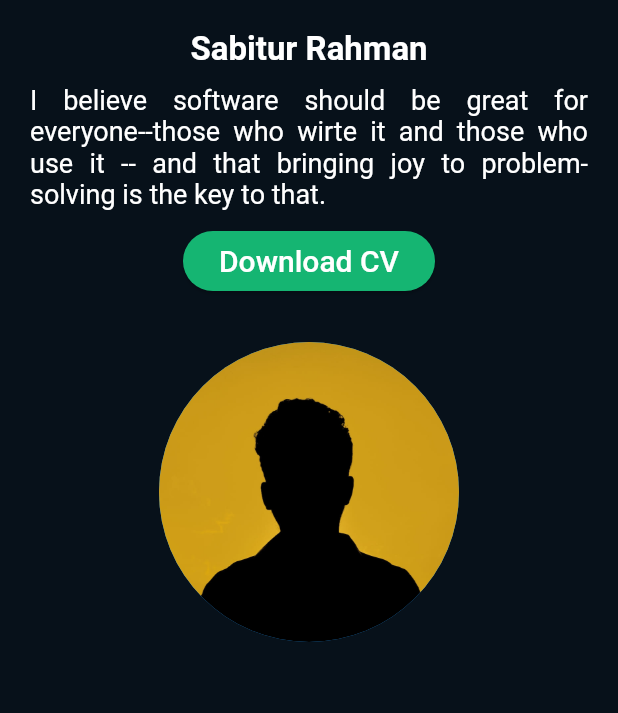
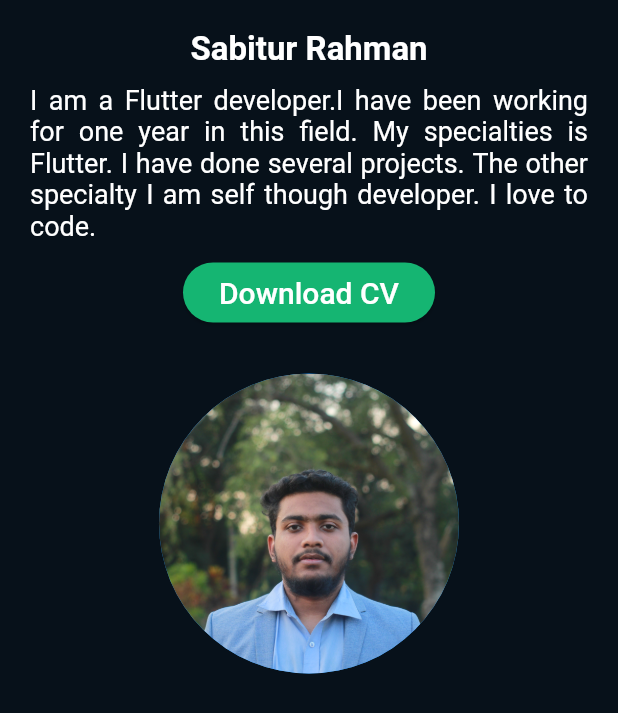
Before and after one commit to RootHex200/Flutter_web, a Flutter app: the About widget shown alone on an empty page, opened directly, on a phone screen of 412 x 824 dp. Shown: the top 713 px of the screen. Run offline on Flutter 3.47's test engine with Material 2 defaults, Android fonts, the phone set to English and light mode, and no system bars; drawn by our look-alikes of auto_size_text; our stand-ins replace google_fonts, url_strategy; missing offline and left inert: dart:html.

Commit message:
add new project

```diff
--- a/lib/main.dart
+++ b/lib/main.dart
@@ -26,8 +26,8 @@ class MyApp extends StatelessWidget {
       // home: Home_page(),
       initialRoute: "/",
       routes: {
-        "/": (context) => Home_page(),
-        "/project": (context) => Project_part()
+        "/": (context) =>const  Home_page(),
+        "/project": (context) =>const  Project_part()
       },
     );
   }
--- a/lib/utils/const.dart
+++ b/lib/utils/const.dart
@@ -12,14 +12,14 @@ List open_link = [
   "https://github.com/RootHex200?tab=repositories",
   "https://www.linkedin.com/in/roothex200/",
   "sabiturrahman60@gmail.com"
-
-
 ];
 String about_title =
     "Sabitur Rahman"; //"I'm a developer aiming to build things that spark joy";
 
-String about_details =
-    "I believe software should be great for everyone--those who wirte it and those who use it -- and that bringing joy to problem-solving is the key to that.";
+//String about_details2 =
+    //"I believe software should be great for everyone--those who wirte it and those who use it -- and that bringing joy to problem-solving is the key to that.";
+
+String about_details = "I am a Flutter developer.I have been working for one year in this field. My specialties is Flutter. I have done several projects. The other specialty I am self though developer. I love to code.";
 
 String project = "Projects";
 
@@ -31,7 +31,7 @@ String project_title2 =
 String personal_webiste = "Personal Website";
 
 String personal_website_descr =
-    "The website you're seeing right now.Designed to be pretty ,simple,and lightwight.";
+    "The website you're seeing right now.Designed to be pretty ,simple,and lightwight.It was made with Flutter";
 
 String food = "Food Station";
 
@@ -43,9 +43,9 @@ String task = "Task Manager";
 String task_details =
     "Task Manager is android version app that save task and help to complete work easily.The app was made with Flutter as a Frontend Technology and Node js as a Backend Technology.";
 
-String wallpaper = "Wallpaper Station";
-String wallpaper_details =
-    "Wallpaper is andorid version app.This app help to get wallpaper easily.The app was made with Flutter as frontend technology and node js as a Backend Technology.";
+String reminder = "Reminder";
+String reminder_details =
+    "Reminder is android version app that save task and help to updated daily activities easily.The app was made with Flutter as a Frontend Technology.";
 
 String front_end =
     "My Specialty is Front-End Design. I design responsive websites and mobile apps. My Core Technology is Flutter";
--- a/lib/view/about/about.dart
+++ b/lib/view/about/about.dart
@@ -1,12 +1,10 @@
 import 'package:auto_size_text/auto_size_text.dart';
-import 'package:flutter/cupertino.dart';
 import 'package:flutter/material.dart';
-import 'package:flutter/src/foundation/key.dart';
-import 'package:flutter/src/widgets/framework.dart';
 import 'package:sabitur_portfolio/model/responsive.dart';
 import 'package:sabitur_portfolio/utils/colors.dart';
 import 'package:sabitur_portfolio/utils/const.dart';
 import 'dart:html' as html;
+
 class About extends StatelessWidget {
   const About({Key? key}) : super(key: key);
 
@@ -17,7 +15,6 @@ class About extends StatelessWidget {
         web: web_part(context),
         tablet: web_part(context));
   }
-
 
   Widget web_part(context) {
     return Container(
@@ -43,7 +40,7 @@ class About extends StatelessWidget {
               const SizedBox(
                 height: 10,
               ),
-              Container(
+              SizedBox(
                 width: 430,
                 child: AutoSizeText(
                   about_details,
@@ -51,20 +48,19 @@ class About extends StatelessWidget {
                   style: const TextStyle(color: Colors.white, fontSize: 18),
                 ),
               ),
-              SizedBox(
+              const SizedBox(
                 height: 20,
               ),
               cv_dowload()
             ],
           ),
-          SizedBox(
+          const SizedBox(
             width: 20,
           ),
-          CircleAvatar(
+          const CircleAvatar(
             radius: 100,
-            backgroundImage: AssetImage("assets/images/sabitur.jpg"),
+            backgroundImage: AssetImage("assets/images/sabitur.png"),
           ),
-
         ],
       ),
     );
@@ -85,7 +81,7 @@ class About extends StatelessWidget {
           const SizedBox(
             height: 10,
           ),
-          Container(
+          SizedBox(
             width: 430,
             child: AutoSizeText(
               about_details,
@@ -104,10 +100,9 @@ class About extends StatelessWidget {
             alignment: Alignment.center,
             child: CircleAvatar(
               radius: 100,
-              backgroundImage: AssetImage("assets/images/sabitur.jpg"),
+              backgroundImage: AssetImage("assets/images/sabitur.png"),
             ),
           )
-
         ],
       ),
     );
@@ -116,13 +111,15 @@ class About extends StatelessWidget {
   Widget cv_dowload() {
     return ElevatedButton(
         onPressed: () {
-          html.window.open("https://drive.google.com/file/d/1euJthlZB9TS5bONNx1dZNWGPdU-DfNLc/view?usp=sharing", 'new tab');
+          html.window.open(
+              "https://drive.google.com/file/d/1Rt1D9ieCZpfgmichRuK0BLNUwyTyywh8/view?usp=share_link",
+              'new tab');
         },
         style: ButtonStyle(
             backgroundColor: MaterialStateProperty.all(Appcolor.primary)),
-        child: Text(
+        child: const Text(
           "Download CV",
-          style: TextStyle(color: Colors.white,fontSize: 20),
+          style: TextStyle(color: Colors.white, fontSize: 20),
         ));
   }
 }
--- a/lib/view/homepage/home_page.dart
+++ b/lib/view/homepage/home_page.dart
@@ -31,7 +31,8 @@ class Home_page extends StatelessWidget {
           SizedBox(height: 50,),
           Divider(color: Colors.white,thickness: 1,),
 
-          Footer()
+          Footer(),
+          SizedBox(height: 30,)
           ]),
       ),
     );
--- a/lib/view/project/project_demo1.dart
+++ b/lib/view/project/project_demo1.dart
@@ -51,11 +51,16 @@ class Project_demo1 extends StatelessWidget {
                     padding: const EdgeInsets.only(top: 20, right: 10),
                     child: Align(
                         alignment: Alignment.topRight,
+                        child: InkWell(
+                                                    onTap: (){
+                            html.window.open("https://github.com/RootHex200/Flutter_web", 'new tab');
+                          },
                           child: Image(
                             color: Colors.white,
                             // height: 20,
                             image: AssetImage(icon_list[2]),
                             fit: BoxFit.cover,
+                          ),
                         )),
                   ),
                   Text(
@@ -115,11 +120,16 @@ class Project_demo1 extends StatelessWidget {
                     padding: const EdgeInsets.only(top: 20, right: 10),
                     child: Align(
                         alignment: Alignment.topRight,
+                        child: InkWell(
+                                                    onTap: (){
+                            html.window.open("https://github.com/RootHex200/Flutter_web", 'new tab');
+                          },
                           child: Image(
                             color: Colors.white,
                             // height: 20,
                             image: AssetImage(icon_list[2]),
                             fit: BoxFit.cover,
+                          ),
                         )),
                   ),
                   Text(
@@ -187,7 +197,7 @@ class Project_demo1 extends StatelessWidget {
                         padding: const EdgeInsets.only(top: 20, right: 10),
                         child: InkWell(
                           onTap: (){
-                            html.window.open("", 'new tab');
+                            html.window.open("https://github.com/RootHex200/Flutter_web", 'new tab');
                           },
                           child: Align(
                               alignment: Alignment.topRight,
--- a/lib/view/whatido/what_i_do.dart
+++ b/lib/view/whatido/what_i_do.dart
@@ -257,7 +257,7 @@ class What_i_do extends StatelessWidget {
                 Container(
                   width: MediaQuery.of(context).size.width - 100,
                   child: AutoSizeText(
-                    rest_api,
+                    ctf,
                     textAlign: TextAlign.justify,
                     style: TextStyle(fontSize: 18, color: Colors.white),
                   ),
```
Also changed, not shown: lib/view/project/project.dart (+43 -23 lines), lib/view/project/project_demon4.dart (+104 -37 lines), assets/images/122.jpg (added), assets/images/playstore.png (added), assets/images/reminder.png (added), assets/images/sabitur.jpg (deleted), assets/images/sabitur.png (added), pubspec.lock, 3 other files. Lines whose indentation alone changed are shown as unchanged.
